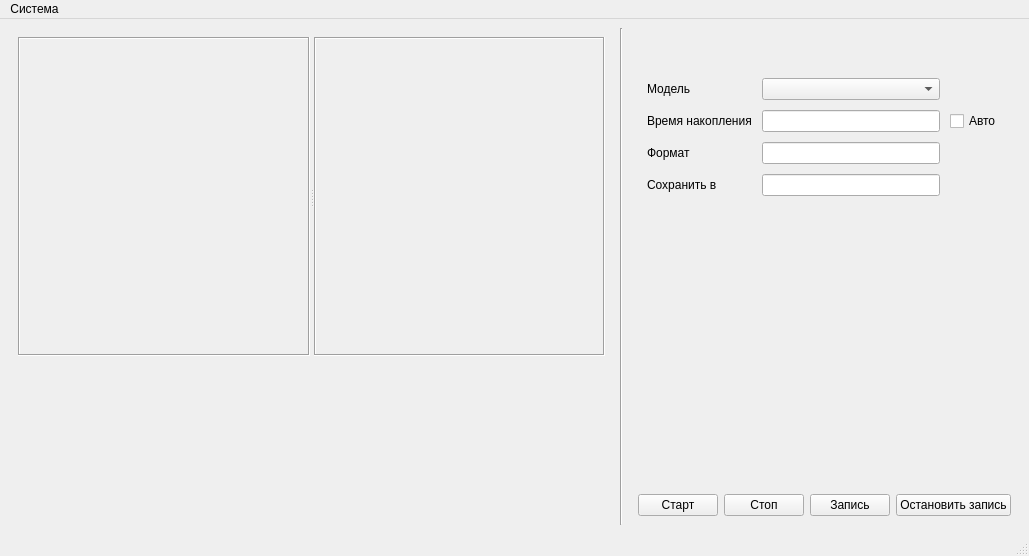
Above: QT_Forms/MainWindow.ui from Superdudl/DOE before the change. Below: the same form after it.
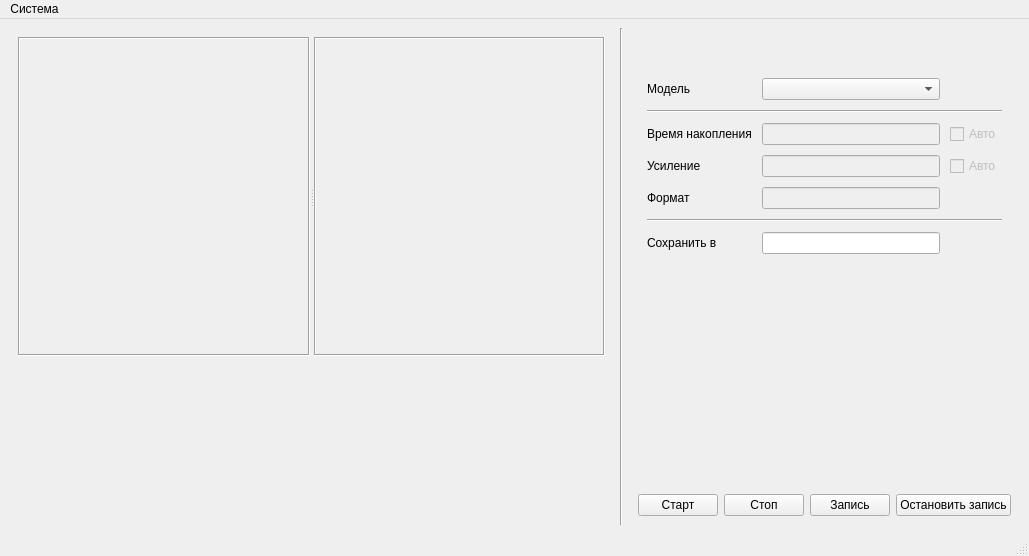
That is the form after the change.

```diff
--- a/QT_Forms/MainWindow.ui
+++ b/QT_Forms/MainWindow.ui
@@ -204,15 +204,22 @@
              <property name="sizeConstraint">
               <enum>QLayout::SizeConstraint::SetDefaultConstraint</enum>
              </property>
-             <item row="3" column="0">
-              <widget class="QLabel" name="saveLabel">
+             <item row="4" column="0">
+              <widget class="QLabel" name="formatLabel">
                <property name="text">
-                <string>Сохранить в</string>
+                <string>Формат</string>
                </property>
               </widget>
              </item>
-             <item row="1" column="1">
-              <widget class="QLineEdit" name="exposureEdit"/>
+             <item row="6" column="1">
+              <widget class="QLineEdit" name="saveEdit"/>
+             </item>
+             <item row="2" column="1">
+              <widget class="QLineEdit" name="exposureEdit">
+               <property name="enabled">
+                <bool>false</bool>
+               </property>
+              </widget>
              </item>
              <item row="0" column="0">
               <widget class="QLabel" name="modelLabel">
@@ -221,31 +228,73 @@
                </property>
               </widget>
              </item>
-             <item row="3" column="1">
-              <widget class="QLineEdit" name="saveEdit"/>
+             <item row="1" column="0" colspan="3">
+              <widget class="Line" name="line_2">
+               <property name="orientation">
+                <enum>Qt::Orientation::Horizontal</enum>
+               </property>
+              </widget>
+             </item>
+             <item row="2" column="2">
+              <widget class="QCheckBox" name="exposureAuto">
+               <property name="enabled">
+                <bool>false</bool>
+               </property>
+               <property name="text">
+                <string>Авто</string>
+               </property>
+              </widget>
+             </item>
+             <item row="0" column="1">
+              <widget class="QComboBox" name="modelComboBox"/>
              </item>
              <item row="2" column="0">
-              <widget class="QLabel" name="formatLabel">
-               <property name="text">
-                <string>Формат</string>
-               </property>
-              </widget>
-             </item>
-             <item row="1" column="0">
               <widget class="QLabel" name="exposureLabel">
                <property name="text">
                 <string>Время накопления</string>
                </property>
               </widget>
              </item>
-             <item row="2" column="1">
-              <widget class="QLineEdit" name="formatEdit"/>
+             <item row="6" column="0">
+              <widget class="QLabel" name="saveLabel">
+               <property name="text">
+                <string>Сохранить в</string>
+               </property>
+              </widget>
              </item>
-             <item row="0" column="1">
-              <widget class="QComboBox" name="modelComboBox"/>
+             <item row="4" column="1">
+              <widget class="QLineEdit" name="formatEdit">
+               <property name="enabled">
+                <bool>false</bool>
+               </property>
+              </widget>
              </item>
-             <item row="1" column="2">
-              <widget class="QCheckBox" name="checkBox">
+             <item row="5" column="0" colspan="3">
+              <widget class="Line" name="line_3">
+               <property name="orientation">
+                <enum>Qt::Orientation::Horizontal</enum>
+               </property>
+              </widget>
+             </item>
+             <item row="3" column="1">
+              <widget class="QLineEdit" name="gainEdit">
+               <property name="enabled">
+                <bool>false</bool>
+               </property>
+              </widget>
+             </item>
+             <item row="3" column="0">
+              <widget class="QLabel" name="gainLabel">
+               <property name="text">
+                <string>Усиление</string>
+               </property>
+              </widget>
+             </item>
+             <item row="3" column="2">
+              <widget class="QCheckBox" name="gainAuto">
+               <property name="enabled">
+                <bool>false</bool>
+               </property>
                <property name="text">
                 <string>Авто</string>
                </property>
```
